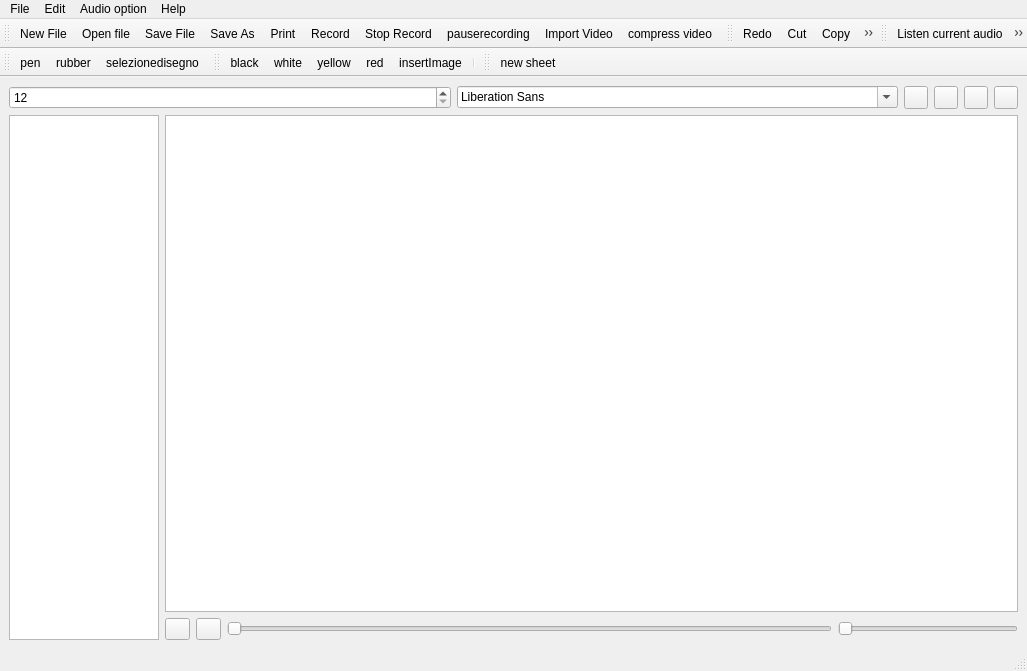
Above: src/mainwindow.ui from giacomogroppi/writernote-qt before the change. Below: the same form after it.
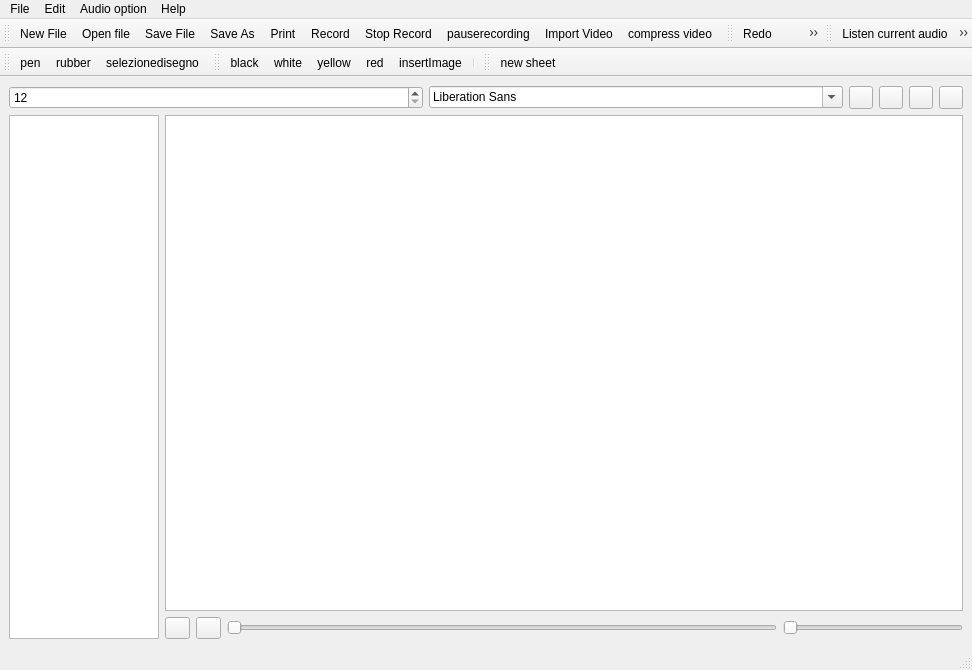
That is the form after the change. Icons and pictures are not drawn.

```diff
--- a/src/mainwindow.ui
+++ b/src/mainwindow.ui
@@ -6,8 +6,8 @@
    <rect>
     <x>0</x>
     <y>0</y>
-    <width>1027</width>
-    <height>671</height>
+    <width>972</width>
+    <height>670</height>
    </rect>
   </property>
   <property name="windowTitle">
@@ -180,8 +180,8 @@
     <rect>
      <x>0</x>
      <y>0</y>
-     <width>1027</width>
-     <height>21</height>
+     <width>972</width>
+     <height>22</height>
     </rect>
    </property>
    <widget class="QMenu" name="menuWriternote">
```
